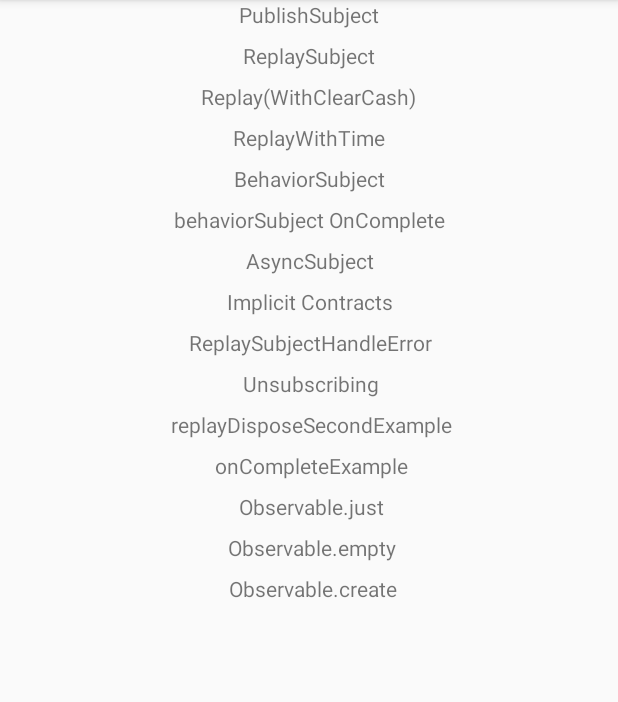
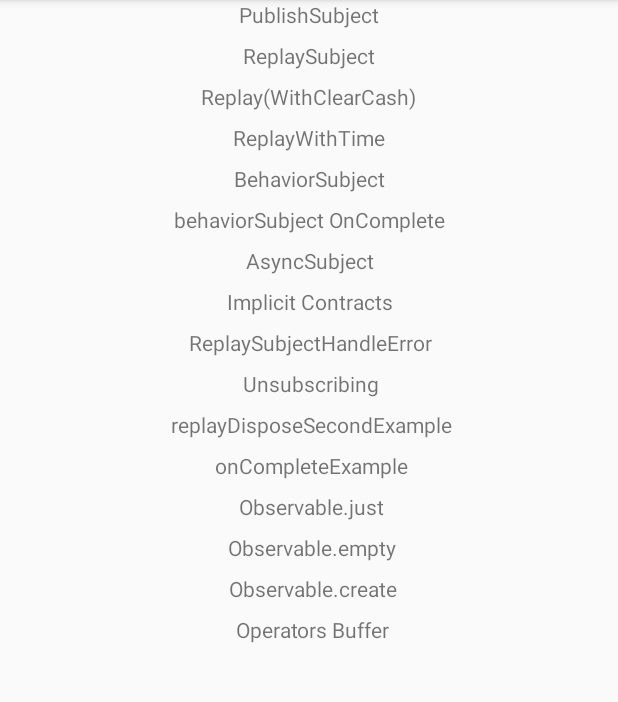
Before and after one commit to NickIvantsov/RxJavaExemple, an Android app: the screen it shows after launch (MainActivity), on a phone screen of 412 x 824 dp, the part 84-786 px from its top. Run offline under Robolectric (Android 15) with nearby library versions, the phone set to English and light mode, and no system bars.

Commit message:
добавил пример работы оператора Buffer

```diff
--- a/app/src/main/java/com/gmail/rxjavaexemple/MainActivity.kt
+++ b/app/src/main/java/com/gmail/rxjavaexemple/MainActivity.kt
@@ -4,6 +4,7 @@ import android.os.Bundle
 import android.view.View
 import androidx.appcompat.app.AppCompatActivity
 import com.gmail.rxjavaexemple.KeyTypes.*
+import com.gmail.rxjavaexemple.operatorsTransformingObservables.buffer
 
 
 class MainActivity : AppCompatActivity() {
@@ -65,5 +66,8 @@ class MainActivity : AppCompatActivity() {
     fun observableCreatePressed(view: View) {
         observableCreate()
     }
+    fun operatorsBufferPressed(view: View) {
+        buffer()
+    }
 
 }
--- a/app/src/main/res/layout/activity_main.xml
+++ b/app/src/main/res/layout/activity_main.xml
@@ -182,6 +182,17 @@
                 app:layout_constraintStart_toStartOf="@+id/textView12"
                 app:layout_constraintTop_toBottomOf="@+id/textView12" />
 
+            <TextView
+                android:id="@+id/operatorsBufferTv"
+                android:layout_width="wrap_content"
+                android:layout_height="wrap_content"
+                android:layout_marginTop="8dp"
+                android:onClick="operatorsBufferPressed"
+                android:text="Operators Buffer"
+                app:layout_constraintEnd_toEndOf="@+id/observableCreateTv"
+                app:layout_constraintStart_toStartOf="@+id/observableCreateTv"
+                app:layout_constraintTop_toBottomOf="@+id/observableCreateTv" />
+
         </androidx.constraintlayout.widget.ConstraintLayout>
     </ScrollView>
 </androidx.constraintlayout.widget.ConstraintLayout>
```
Also changed, not shown: app/src/main/java/com/gmail/rxjavaexemple/operatorsTransformingObservables/Transformin.kt (added, +20 -0 lines).
